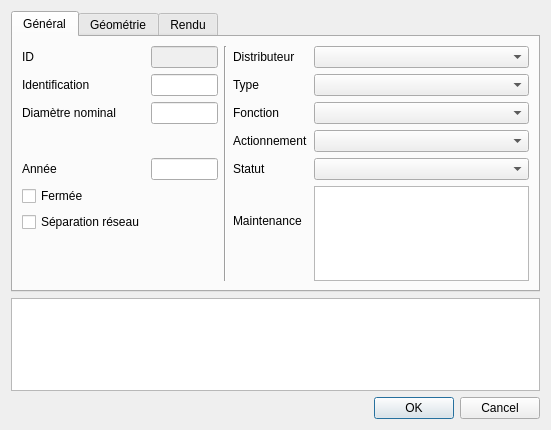
First picture: the form in qgis-project/ui_forms/valve.ui, repository qwat/QWAT, before the edit.
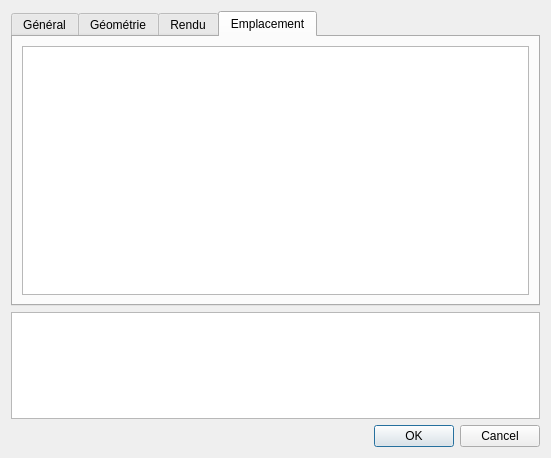
Second picture: the form after the edit. The open tabs and pages were chosen to show the change.

Commit message: added Location tab to forms as complement to https://github.com/qwat/qwat-data-model/pull/42

What changed in the file:
```diff
--- a/qgis-project/ui_forms/valve.ui
+++ b/qgis-project/ui_forms/valve.ui
@@ -7,7 +7,7 @@
     <x>0</x>
     <y>0</y>
     <width>551</width>
-    <height>430</height>
+    <height>458</height>
    </rect>
   </property>
   <property name="windowTitle">
@@ -432,6 +432,20 @@
        </item>
       </layout>
      </widget>
+     <widget class="QWidget" name="tab_4">
+      <attribute name="title">
+       <string>Emplacement</string>
+      </attribute>
+      <layout class="QGridLayout" name="gridLayout_7">
+       <item row="0" column="0">
+        <layout class="QVBoxLayout" name="verticalLayout">
+         <item>
+          <widget class="QListWidget" name="fk_locationtype"/>
+         </item>
+        </layout>
+       </item>
+      </layout>
+     </widget>
     </widget>
    </item>
   </layout>
```
The commit also changes 3 other files.
